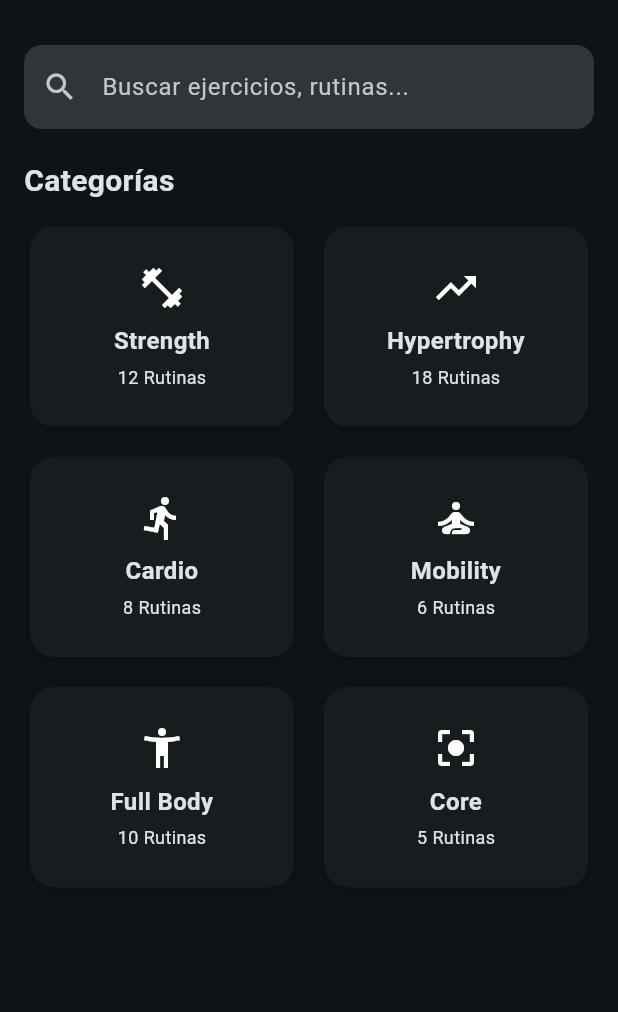
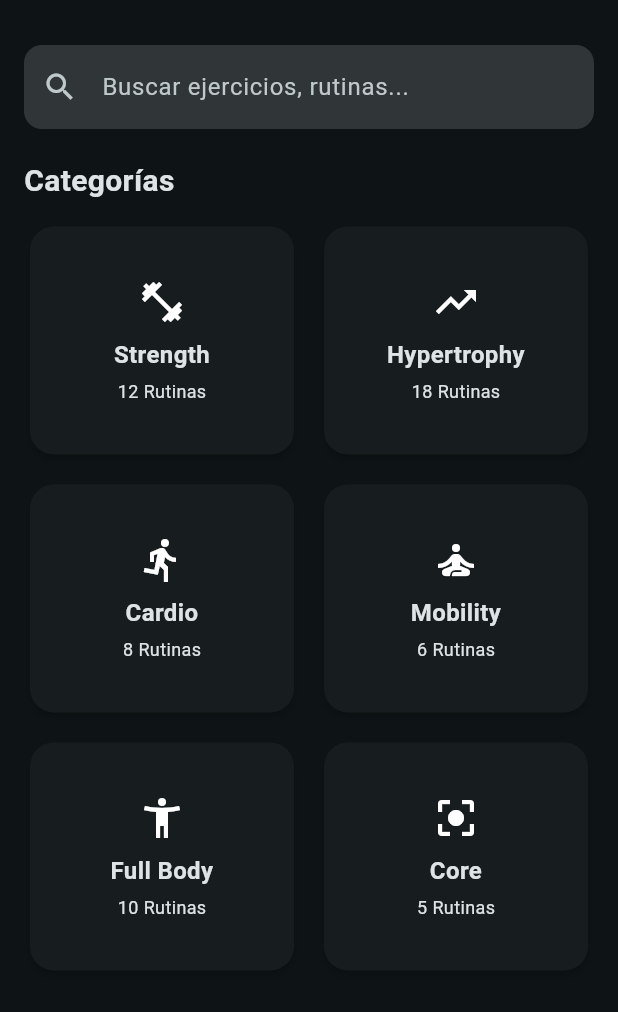
Before and after one commit to Salo140/app_gym, a Flutter app: the screen it shows after launch, on a phone screen of 412 x 824 dp, the part 63-1075 px from its top. Run offline on Flutter 3.47's test engine with Material 3 defaults, Android fonts, the phone set to English and light mode, and no system bars.

Commit message:
fix: evita desbordamiento en tarjetas moviles

```diff
--- a/lib/screens/routines_screen.dart
+++ b/lib/screens/routines_screen.dart
@@ -75,7 +75,7 @@ class RoutinesScreen extends StatelessWidget {
                   crossAxisCount: 2,
                   mainAxisSpacing: 12,
                   crossAxisSpacing: 12,
-                  childAspectRatio: 1.3,
+                  mainAxisExtent: 160,
                 ),
                 itemBuilder: (context, index) {
                   final category = categories[index];
```
